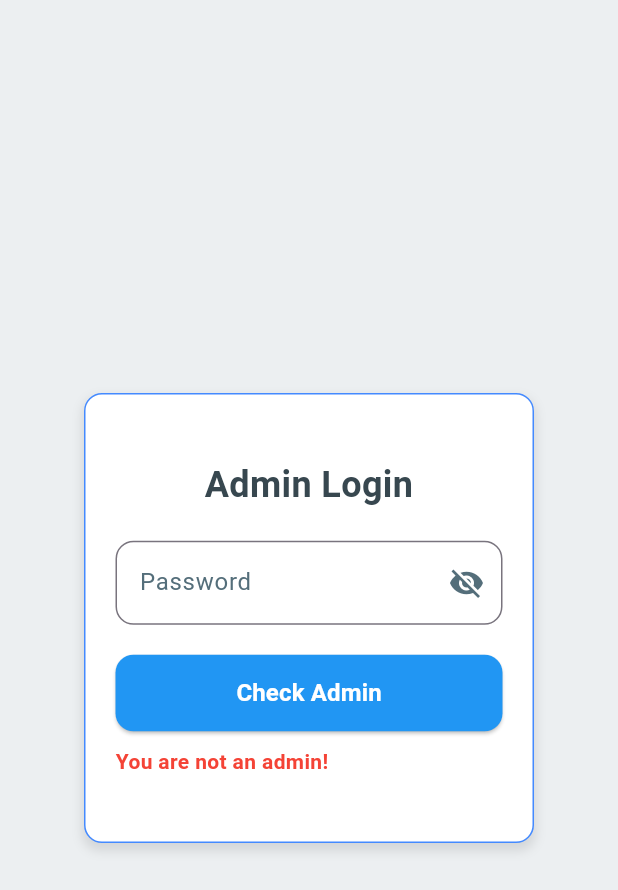
After one commit to PrakharSingh0/codepunk, a Flutter app: the screen it shows after launch, after a tap on "Check Admin", on a phone screen of 412 x 824 dp. The commit adds this screen. Shown: the top 890 px of the screen. Run offline on Flutter 3.47's test engine with Material 3 defaults, Android fonts, the phone set to English and light mode, and no system bars; our stand-ins replace cloud_firestore, firebase_auth, firebase_core; accounts and stored records are empty.

Commit message:
admin login

```diff
--- /dev/null
+++ b/lib/Mode/Admin/AdminStart.dart
@@ -0,0 +1,143 @@
+import 'package:flutter/material.dart';
+import 'package:codepunk/Mode/Admin/AdminPage.dart';
+
+class Adminstart extends StatefulWidget {
+  Adminstart({super.key});
+
+  @override
+  State<Adminstart> createState() => _AdminstartState();
+}
+
+class _AdminstartState extends State<Adminstart> {
+  TextEditingController passController = TextEditingController();
+  String errorMessage = '';
+  bool obscureText = true; // Variable to manage password visibility
+
+  @override
+  void dispose() {
+    passController.dispose();
+    super.dispose();
+  }
+
+  void checkPass() {
+    setState(() {
+      if (passController.text == "Admin P10") {
+        Navigator.push(
+          context,
+          MaterialPageRoute(builder: (context) => AdminPage()),
+        );
+      } else {
+        errorMessage = "You are not an admin!";
+      }
+    });
+  }
+
+  void togglePasswordVisibility() {
+    setState(() {
+      obscureText = !obscureText; // Toggle password visibility
+    });
+  }
+
+  @override
+  Widget build(BuildContext context) {
+    return Scaffold(
+      backgroundColor: Colors.blueGrey[50], // Light background color
+      body: Center(
+        child: Container(
+          decoration: BoxDecoration(
+            color: Colors.white, // White background for the login box
+            borderRadius: BorderRadius.circular(12),
+            border: Border.all(width: 1,color: Colors.blueAccent),// Rounded corners
+            boxShadow: [
+              BoxShadow(
+                color: Colors.black.withOpacity(0.1),
+                spreadRadius: 1,
+                blurRadius: 5,
+                offset: Offset(0, 4), // Shadow direction
+              ),
+            ],
+          ),
+          width: 300,
+          height: 300,
+          padding: const EdgeInsets.all(20),
+          child: Column(
+            mainAxisAlignment: MainAxisAlignment.center,
+            crossAxisAlignment: CrossAxisAlignment.stretch,
+            children: [
+              // Title for the page
+              Text(
+                "Admin Login",
+                style: TextStyle(
+                  fontSize: 24,
+                  fontWeight: FontWeight.bold,
+                  color: Colors.blueGrey[800],
+                ),
+                textAlign: TextAlign.center,
+              ),
+              const SizedBox(height: 20),
+
+              // Password text field with improved UI
+              TextField(
+                controller: passController,
+                obscureText: obscureText,
+                decoration: InputDecoration(
+                  labelText: "Password",
+                  labelStyle: TextStyle(color: Colors.blueGrey[600]),
+                  border: OutlineInputBorder(
+                    borderRadius: BorderRadius.circular(12),
+                    borderSide: BorderSide(color: Colors.blueGrey[300]!),
+                  ),
+                  focusedBorder: OutlineInputBorder(
+                    borderRadius: BorderRadius.circular(12),
+                    borderSide: BorderSide(color: Colors.blue),
+                  ),
+                  suffixIcon: IconButton(
+                    icon: Icon(
+                      obscureText ? Icons.visibility_off : Icons.visibility,
+                      color: Colors.blueGrey[600],
+                    ),
+                    onPressed: togglePasswordVisibility,
+                  ),
+                ),
+                style: TextStyle(color: Colors.blueGrey[800]),
+              ),
+              const SizedBox(height: 20),
+
+              // "Check Admin" button with better styling
+              ElevatedButton(
+                onPressed: checkPass,
+                style: ElevatedButton.styleFrom(
+                  backgroundColor: Colors.blue, // Button color
+                  padding: EdgeInsets.symmetric(vertical: 14),
+                  shape: RoundedRectangleBorder(
+                    borderRadius: BorderRadius.circular(12),
+                  ),
+                ),
+                child: Text(
+                  "Check Admin",
+                  style: TextStyle(
+                    fontSize: 16,
+                    fontWeight: FontWeight.bold,
+                    color: Colors.white,
+                  ),
+                ),
+              ),
+              const SizedBox(height: 10),
+
+              // Error message with improved styling
+              if (errorMessage.isNotEmpty)
+                Text(
+                  errorMessage,
+                  style: const TextStyle(
+                    color: Colors.red,
+                    fontWeight: FontWeight.bold,
+                    fontSize: 14,
+                  ),
+                ),
+            ],
+          ),
+        ),
+      ),
+    );
+  }
+}
--- a/lib/main.dart
+++ b/lib/main.dart
@@ -4,6 +4,7 @@ import 'package:codepunk/welcomePage.dart';
 import 'package:firebase_core/firebase_core.dart';
 import 'package:flutter/material.dart';
 
+import 'Mode/Admin/AdminStart.dart';
 import 'firebase_options.dart';
 
 // ...
@@ -13,9 +14,9 @@ Future<void> main() async {
     options: DefaultFirebaseOptions.currentPlatform,
   );
   runApp(
-    const MaterialApp(
+    MaterialApp(
       debugShowCheckedModeBanner: false,
-      home: AdminPage(),
+      home: Adminstart(),
     ),
   ); //runApp
 }
--- a/lib/services/FirebaseAuthService.dart
+++ b/lib/services/FirebaseAuthService.dart
@@ -24,4 +24,11 @@ class Auth {
   Future<void> signOut() async {
     await _firebaseAuth.signOut();
   }
+
+  Future<User?> createUserWithEmailAndPassword(
+      {required String email, required String password}) async {
+    await _firebaseAuth.createUserWithEmailAndPassword(
+        email: email, password: password);
+    return null;
+  }
 }
```
